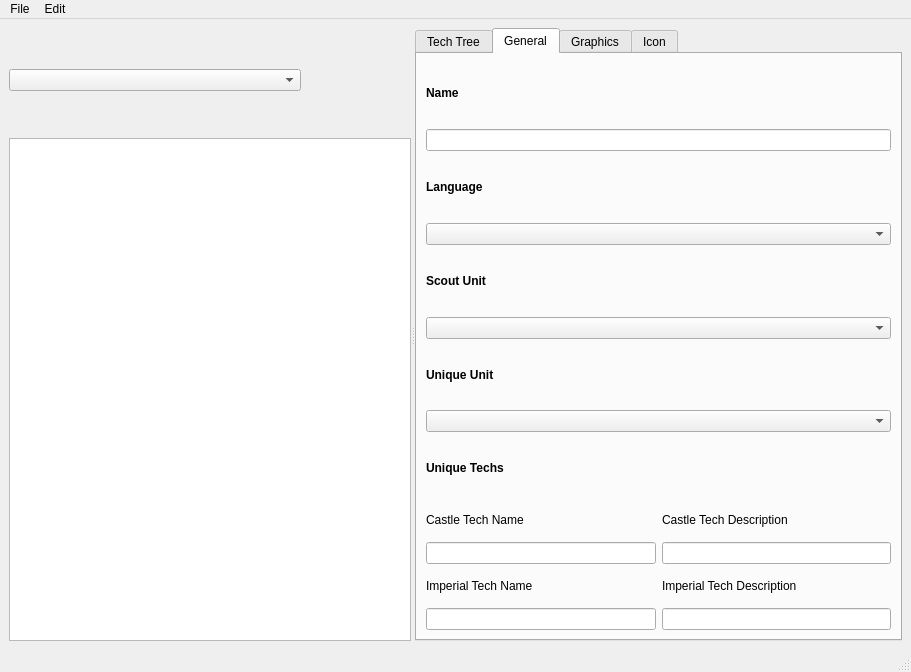
This is main_window.ui in Xommon/AOE2DE_CivCreator as Qt 5 draws it before an edit. The edited form follows.
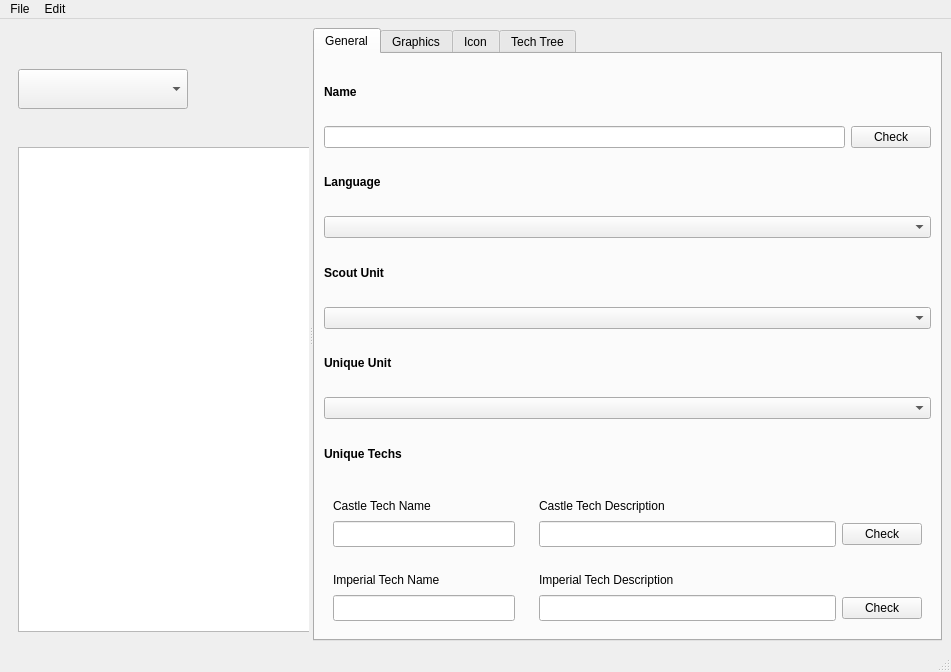
This is the edited form.

```diff
--- a/main_window.ui
+++ b/main_window.ui
@@ -2,11 +2,14 @@
 <ui version="4.0">
  <class>MainWindow</class>
  <widget class="QMainWindow" name="MainWindow">
+  <property name="enabled">
+   <bool>true</bool>
+  </property>
   <property name="geometry">
    <rect>
     <x>0</x>
     <y>0</y>
-    <width>911</width>
+    <width>951</width>
     <height>672</height>
    </rect>
   </property>
@@ -14,9 +17,15 @@
    <string>Mod Creator</string>
   </property>
   <widget class="QWidget" name="centralwidget">
+   <property name="enabled">
+    <bool>true</bool>
+   </property>
    <layout class="QHBoxLayout" name="horizontalLayout">
     <item>
      <widget class="QSplitter" name="splitter">
+      <property name="enabled">
+       <bool>true</bool>
+      </property>
       <property name="orientation">
        <enum>Qt::Horizontal</enum>
       </property>
@@ -26,12 +35,59 @@
         <verstretch>0</verstretch>
        </sizepolicy>
       </property>
-      <widget class="QWidget" name="leftPanel">
+      <widget class="QFrame" name="leftPanel">
+       <property name="enabled">
+        <bool>true</bool>
+       </property>
+       <property name="minimumSize">
+        <size>
+         <width>300</width>
+         <height>0</height>
+        </size>
+       </property>
+       <property name="maximumSize">
+        <size>
+         <width>300</width>
+         <height>16777215</height>
+        </size>
+       </property>
        <layout class="QVBoxLayout" name="verticalLayout_left">
         <item>
          <layout class="QHBoxLayout" name="layout_civ_row">
           <item>
-           <widget class="QComboBox" name="dropdown_civ_name"/>
+           <widget class="QComboBox" name="dropdown_civ_name">
+            <property name="minimumSize">
+             <size>
+              <width>170</width>
+              <height>40</height>
+             </size>
+            </property>
+            <property name="maximumSize">
+             <size>
+              <width>170</width>
+              <height>40</height>
+             </size>
+            </property>
+            <property name="font">
+             <font>
+              <family>Noto Sans</family>
+              <pointsize>12</pointsize>
+             </font>
+            </property>
+           </widget>
+          </item>
+          <item>
+           <spacer name="horizontalSpacer">
+            <property name="orientation">
+             <enum>Qt::Horizontal</enum>
+            </property>
+            <property name="sizeHint" stdset="0">
+             <size>
+              <width>40</width>
+              <height>20</height>
+             </size>
+            </property>
+           </spacer>
           </item>
           <item>
            <widget class="QLabel" name="image_civ_icon">
@@ -55,7 +111,23 @@
          </layout>
         </item>
         <item>
-         <widget class="QTextEdit" name="textbox_description"/>
+         <widget class="QTextEdit" name="textbox_description">
+          <property name="enabled">
+           <bool>true</bool>
+          </property>
+          <property name="minimumSize">
+           <size>
+            <width>300</width>
+            <height>0</height>
+           </size>
+          </property>
+          <property name="maximumSize">
+           <size>
+            <width>300</width>
+            <height>16777215</height>
+           </size>
+          </property>
+         </widget>
         </item>
        </layout>
       </widget>
@@ -63,112 +135,12 @@
        <layout class="QVBoxLayout" name="verticalLayout_right">
         <item>
          <widget class="QTabWidget" name="tabWidget">
+          <property name="enabled">
+           <bool>true</bool>
+          </property>
           <property name="currentIndex">
            <number>1</number>
           </property>
-          <widget class="QWidget" name="tabTechTree">
-           <attribute name="title">
-            <string>Tech Tree</string>
-           </attribute>
-           <layout class="QHBoxLayout" name="horizontalLayout_techtree" stretch="0,0">
-            <item>
-             <widget class="QFrame" name="frameAges">
-              <property name="frameShape">
-               <enum>QFrame::StyledPanel</enum>
-              </property>
-              <layout class="QVBoxLayout" name="verticalLayout_ages">
-               <item>
-                <widget class="QLabel" name="labelDarkAge">
-                 <property name="text">
-                  <string>Dark Age</string>
-                 </property>
-                </widget>
-               </item>
-               <item>
-                <widget class="QLabel" name="labelFeudalAge">
-                 <property name="text">
-                  <string>Feudal Age</string>
-                 </property>
-                </widget>
-               </item>
-               <item>
-                <widget class="QLabel" name="labelCastleAge">
-                 <property name="text">
-                  <string>Castle Age</string>
-                 </property>
-                </widget>
-               </item>
-               <item>
-                <widget class="QLabel" name="labelImperialAge">
-                 <property name="text">
-                  <string>Imperial Age</string>
-                 </property>
-                </widget>
-               </item>
-              </layout>
-             </widget>
-            </item>
-            <item>
-             <widget class="QScrollArea" name="scrollAreaTechTree">
-              <property name="verticalScrollBarPolicy">
-               <enum>Qt::ScrollBarAlwaysOff</enum>
-              </property>
-              <property name="horizontalScrollBarPolicy">
-               <enum>Qt::ScrollBarAlwaysOn</enum>
-              </property>
-              <property name="widgetResizable">
-               <bool>true</bool>
-              </property>
-              <widget class="QWidget" name="scrollAreaWidgetContents">
-               <property name="geometry">
-                <rect>
-                 <x>0</x>
-                 <y>0</y>
-                 <width>359</width>
-                 <height>540</height>
-                </rect>
-               </property>
-               <layout class="QHBoxLayout" name="horizontalLayout_agesFrames">
-                <item>
-                 <widget class="QFrame" name="frameDarkAge">
-                  <property name="frameShape">
-                   <enum>QFrame::StyledPanel</enum>
-                  </property>
-                 </widget>
-                </item>
-                <item>
-                 <widget class="QFrame" name="frameFeudalAge">
-                  <property name="styleSheet">
-                   <string notr="true">background-color: #e0e0e0;</string>
-                  </property>
-                  <property name="frameShape">
-                   <enum>QFrame::StyledPanel</enum>
-                  </property>
-                 </widget>
-                </item>
-                <item>
-                 <widget class="QFrame" name="frameCastleAge">
-                  <property name="frameShape">
-                   <enum>QFrame::StyledPanel</enum>
-                  </property>
-                 </widget>
-                </item>
-                <item>
-                 <widget class="QFrame" name="frameImperialAge">
-                  <property name="styleSheet">
-                   <string notr="true">background-color: #e0e0e0;</string>
-                  </property>
-                  <property name="frameShape">
-                   <enum>QFrame::StyledPanel</enum>
-                  </property>
-                 </widget>
-                </item>
-               </layout>
-              </widget>
-             </widget>
-            </item>
-           </layout>
-          </widget>
           <widget class="QWidget" name="tabGeneral">
            <attribute name="title">
             <string>General</string>
@@ -188,7 +160,18 @@
              </widget>
             </item>
             <item>
-             <widget class="QLineEdit" name="input_civ_name"/>
+             <layout class="QHBoxLayout" name="horizontalLayout_2">
+              <item>
+               <widget class="QLineEdit" name="input_civ_name"/>
+              </item>
+              <item>
+               <widget class="QPushButton" name="button_civ_name">
+                <property name="text">
+                 <string>Check</string>
+                </property>
+               </widget>
+              </item>
+             </layout>
             </item>
             <item>
              <widget class="QLabel" name="labelLanguage">
@@ -254,64 +237,218 @@
             <item>
              <layout class="QHBoxLayout" name="layout_castle_tech">
               <item>
-               <layout class="QVBoxLayout" name="castle_tech_name_column">
-                <item>
-                 <widget class="QLabel" name="labelCastleTechName">
-                  <property name="text">
-                   <string>Castle Tech Name</string>
-                  </property>
-                 </widget>
-                </item>
-                <item>
-                 <widget class="QLineEdit" name="input_castle_tech_name"/>
-                </item>
-               </layout>
+               <widget class="QFrame" name="frame">
+                <property name="minimumSize">
+                 <size>
+                  <width>200</width>
+                  <height>0</height>
+                 </size>
+                </property>
+                <property name="maximumSize">
+                 <size>
+                  <width>200</width>
+                  <height>16777215</height>
+                 </size>
+                </property>
+                <layout class="QVBoxLayout" name="castle_tech_name_column">
+                 <item>
+                  <widget class="QLabel" name="labelCastleTechName">
+                   <property name="minimumSize">
+                    <size>
+                     <width>0</width>
+                     <height>18</height>
+                    </size>
+                   </property>
+                   <property name="maximumSize">
+                    <size>
+                     <width>16777215</width>
+                     <height>18</height>
+                    </size>
+                   </property>
+                   <property name="text">
+                    <string>Castle Tech Name</string>
+                   </property>
+                  </widget>
+                 </item>
+                 <item>
+                  <widget class="QLineEdit" name="input_castle_tech_name">
+                   <property name="minimumSize">
+                    <size>
+                     <width>0</width>
+                     <height>26</height>
+                    </size>
+                   </property>
+                   <property name="maximumSize">
+                    <size>
+                     <width>16777215</width>
+                     <height>26</height>
+                    </size>
+                   </property>
+                  </widget>
+                 </item>
+                </layout>
+               </widget>
               </item>
               <item>
-               <layout class="QVBoxLayout" name="castle_tech_desc_column">
-                <item>
-                 <widget class="QLabel" name="labelCastleTechDescription">
-                  <property name="text">
-                   <string>Castle Tech Description</string>
-                  </property>
-                 </widget>
-                </item>
-                <item>
-                 <widget class="QLineEdit" name="input_castle_tech_description"/>
-                </item>
-               </layout>
+               <widget class="QFrame" name="">
+                <layout class="QVBoxLayout" name="castle_tech_desc_column">
+                 <item>
+                  <widget class="QLabel" name="labelCastleTechDescription">
+                   <property name="minimumSize">
+                    <size>
+                     <width>0</width>
+                     <height>18</height>
+                    </size>
+                   </property>
+                   <property name="maximumSize">
+                    <size>
+                     <width>16777215</width>
+                     <height>18</height>
+                    </size>
+                   </property>
+                   <property name="text">
+                    <string>Castle Tech Description</string>
+                   </property>
+                  </widget>
+                 </item>
+                 <item>
+                  <layout class="QHBoxLayout" name="horizontalLayout_3">
+                   <item>
+                    <widget class="QLineEdit" name="input_castle_tech_description">
+                     <property name="minimumSize">
+                      <size>
+                       <width>0</width>
+                       <height>26</height>
+                      </size>
+                     </property>
+                     <property name="maximumSize">
+                      <size>
+                       <width>16777215</width>
+                       <height>26</height>
+                      </size>
+                     </property>
+                    </widget>
+                   </item>
+                   <item>
+                    <widget class="QPushButton" name="button_castle_desc">
+                     <property name="text">
+                      <string>Check</string>
+                     </property>
+                    </widget>
+                   </item>
+                  </layout>
+                 </item>
+                </layout>
+               </widget>
               </item>
              </layout>
             </item>
             <item>
              <layout class="QHBoxLayout" name="layout_imperial_tech">
               <item>
-               <layout class="QVBoxLayout" name="imperial_tech_name_column">
-                <item>
-                 <widget class="QLabel" name="labelImperialTechName">
-                  <property name="text">
-                   <string>Imperial Tech Name</string>
-                  </property>
-                 </widget>
-                </item>
-                <item>
-                 <widget class="QLineEdit" name="input_imperial_tech_name"/>
-                </item>
-               </layout>
+               <widget class="QFrame" name="frame">
+                <property name="minimumSize">
+                 <size>
+                  <width>200</width>
+                  <height>0</height>
+                 </size>
+                </property>
+                <property name="maximumSize">
+                 <size>
+                  <width>200</width>
+                  <height>16777215</height>
+                 </size>
+                </property>
+                <layout class="QVBoxLayout" name="imperial_tech_name_column">
+                 <item>
+                  <widget class="QLabel" name="labelImperialTechName">
+                   <property name="minimumSize">
+                    <size>
+                     <width>0</width>
+                     <height>18</height>
+                    </size>
+                   </property>
+                   <property name="maximumSize">
+                    <size>
+                     <width>16777215</width>
+                     <height>18</height>
+                    </size>
+                   </property>
+                   <property name="text">
+                    <string>Imperial Tech Name</string>
+                   </property>
+                  </widget>
+                 </item>
+                 <item>
+                  <widget class="QLineEdit" name="input_imperial_tech_name">
+                   <property name="minimumSize">
+                    <size>
+                     <width>0</width>
+                     <height>26</height>
+                    </size>
+                   </property>
+                   <property name="maximumSize">
+                    <size>
+                     <width>16777215</width>
+                     <height>26</height>
+                    </size>
+                   </property>
+                  </widget>
+                 </item>
+                </layout>
+               </widget>
               </item>
               <item>
-               <layout class="QVBoxLayout" name="imperial_tech_desc_column">
-                <item>
-                 <widget class="QLabel" name="labelImperialTechDescription">
-                  <property name="text">
-                   <string>Imperial Tech Description</string>
-                  </property>
-                 </widget>
-                </item>
-                <item>
-                 <widget class="QLineEdit" name="input_imperial_tech_description"/>
-                </item>
-               </layout>
+               <widget class="QFrame" name="">
+                <layout class="QVBoxLayout" name="imperial_tech_desc_column">
+                 <item>
+                  <widget class="QLabel" name="labelImperialTechDescription">
+                   <property name="minimumSize">
+                    <size>
+                     <width>0</width>
+                     <height>18</height>
+                    </size>
+                   </property>
+                   <property name="maximumSize">
+                    <size>
+                     <width>16777215</width>
+                     <height>18</height>
+                    </size>
+                   </property>
+                   <property name="text">
+                    <string>Imperial Tech Description</string>
+                   </property>
+                  </widget>
+                 </item>
+                 <item>
+                  <layout class="QHBoxLayout" name="horizontalLayout_4">
+                   <item>
+                    <widget class="QLineEdit" name="input_imperial_tech_description">
+                     <property name="minimumSize">
+                      <size>
+                       <width>0</width>
+                       <height>26</height>
+                      </size>
+                     </property>
+                     <property name="maximumSize">
+                      <size>
+                       <width>16777215</width>
+                       <height>26</height>
+                      </size>
+                     </property>
+                    </widget>
+                   </item>
+                   <item>
+                    <widget class="QPushButton" name="button_imperial_desc">
+                     <property name="text">
+                      <string>Check</string>
+                     </property>
+                    </widget>
+                   </item>
+                  </layout>
+                 </item>
+                </layout>
+               </widget>
               </item>
              </layout>
             </item>
@@ -785,6 +922,74 @@
             </item>
            </layout>
           </widget>
+          <widget class="QWidget" name="tabTechTree">
+           <attribute name="title">
+            <string>Tech Tree</string>
+           </attribute>
+           <layout class="QHBoxLayout" name="horizontalLayout_techtree" stretch="0,0">
+            <item>
+             <widget class="QFrame" name="frameAges">
+              <property name="frameShape">
+               <enum>QFrame::StyledPanel</enum>
+              </property>
+              <layout class="QVBoxLayout" name="verticalLayout_ages">
+               <item>
+                <widget class="QLabel" name="labelDarkAge">
+                 <property name="text">
+                  <string>Dark Age</string>
+                 </property>
+                </widget>
+               </item>
+               <item>
+                <widget class="QLabel" name="labelFeudalAge">
+                 <property name="text">
+                  <string>Feudal Age</string>
+                 </property>
+                </widget>
+               </item>
+               <item>
+                <widget class="QLabel" name="labelCastleAge">
+                 <property name="text">
+                  <string>Castle Age</string>
+                 </property>
+                </widget>
+               </item>
+               <item>
+                <widget class="QLabel" name="labelImperialAge">
+                 <property name="text">
+                  <string>Imperial Age</string>
+                 </property>
+                </widget>
+               </item>
+              </layout>
+             </widget>
+            </item>
+            <item>
+             <widget class="QScrollArea" name="scrollAreaTechTree">
+              <property name="verticalScrollBarPolicy">
+               <enum>Qt::ScrollBarAlwaysOff</enum>
+              </property>
+              <property name="horizontalScrollBarPolicy">
+               <enum>Qt::ScrollBarAlwaysOn</enum>
+              </property>
+              <property name="widgetResizable">
+               <bool>true</bool>
+              </property>
+              <widget class="QWidget" name="scrollAreaWidgetContents">
+               <property name="geometry">
+                <rect>
+                 <x>0</x>
+                 <y>0</y>
+                 <width>498</width>
+                 <height>540</height>
+                </rect>
+               </property>
+               <layout class="QHBoxLayout" name="horizontalLayout_agesFrames"/>
+              </widget>
+             </widget>
+            </item>
+           </layout>
+          </widget>
          </widget>
         </item>
        </layout>
@@ -794,11 +999,14 @@
    </layout>
   </widget>
   <widget class="QMenuBar" name="menubar">
+   <property name="enabled">
+    <bool>true</bool>
+   </property>
    <property name="geometry">
     <rect>
      <x>0</x>
      <y>0</y>
-     <width>911</width>
+     <width>951</width>
      <height>23</height>
     </rect>
    </property>
@@ -821,7 +1029,11 @@
    <addaction name="menuFile"/>
    <addaction name="menuEdit"/>
   </widget>
-  <widget class="QStatusBar" name="statusbar"/>
+  <widget class="QStatusBar" name="statusbar">
+   <property name="enabled">
+    <bool>true</bool>
+   </property>
+  </widget>
   <action name="actionNew_Mod">
    <property name="text">
     <string>New Mod...</string>
```
Left out of the diff: 2 changed lines with no effect on the pictures.
